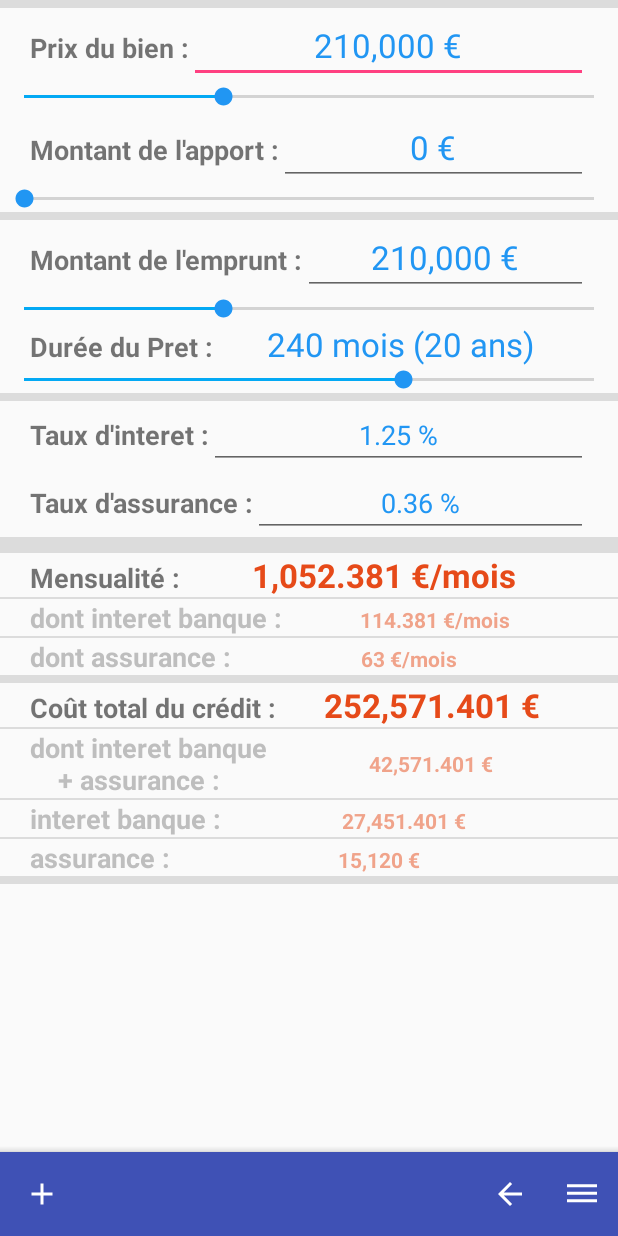
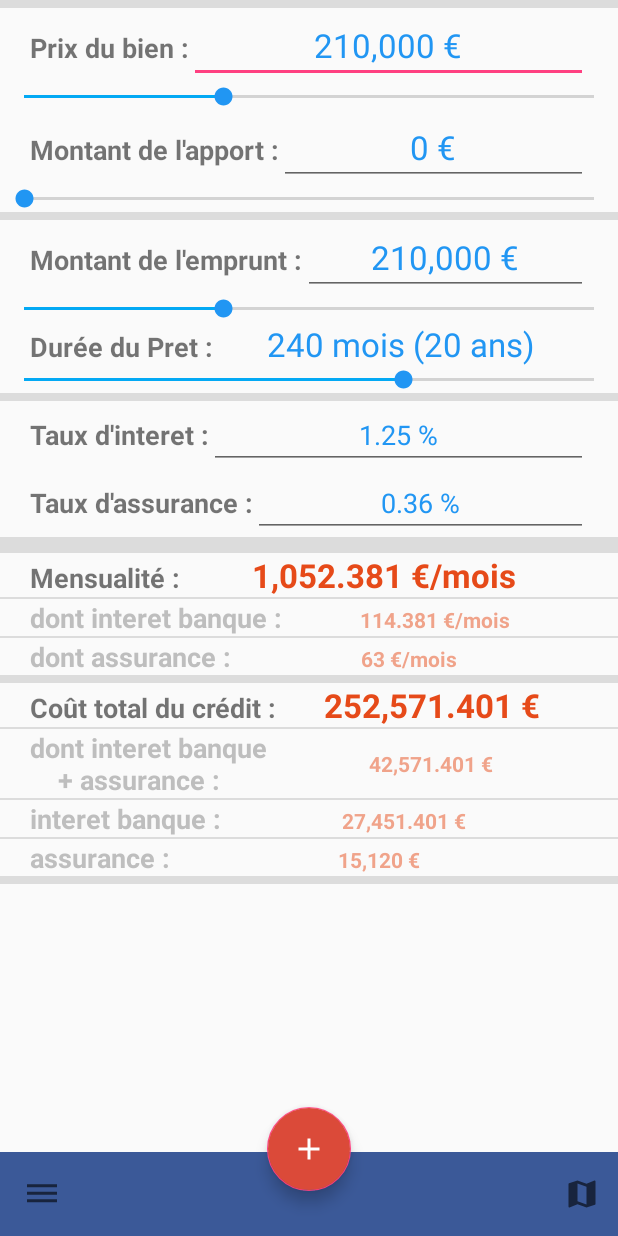
Before and after one commit to Doschembeck/OpenClassRooms_Projet-9, an Android app: the LoanSimulatorActivity screen opened directly, with no data from a screen before it, on a phone screen of 412 x 824 dp. Run offline under Robolectric (Android 15) with nearby library versions, the phone set to English and light mode, and no system bars; our stand-ins replace ButterKnife.

Commit message:
Update Toolbar

```diff
--- a/RealEstateManager/app/src/main/java/com/openclassrooms/realestatemanager/TODOLIST.java
+++ b/RealEstateManager/app/src/main/java/com/openclassrooms/realestatemanager/TODOLIST.java
@@ -2,8 +2,6 @@
 
 //todo: améliorer les UI de toutes les activity
 
-//todo: regler bug BottomAppBar
+//todo: ToolBar gerer les clicks, enelever la transparance et transformer toutes les activity en fragment
 
 //todo: remplacer les 2 floating button par une BottomAppBar
-
-//todo: faire l'UI de EditProperty
--- a/RealEstateManager/app/src/main/java/com/openclassrooms/realestatemanager/ui/activities/EditPropertyActivity.java
+++ b/RealEstateManager/app/src/main/java/com/openclassrooms/realestatemanager/ui/activities/EditPropertyActivity.java
@@ -100,8 +100,7 @@ public class EditPropertyActivity extends AppCompatActivity {
 
     // 2 - Configuring ViewModel
     private void configureViewModel(){
-        ViewModelFactory mViewModelFactory = Injection.provideViewModelFactory(this);
-        this.mViewModel = ViewModelProviders.of(this, mViewModelFactory).get(PropertyViewModel.class);
+        this.mViewModel = ViewModelProviders.of(this, Injection.provideViewModelFactory(this)).get(PropertyViewModel.class);
     }
 
     private void createProperty(Property property){
--- a/RealEstateManager/app/src/main/java/com/openclassrooms/realestatemanager/ui/activities/LoanSimulatorActivity.java
+++ b/RealEstateManager/app/src/main/java/com/openclassrooms/realestatemanager/ui/activities/LoanSimulatorActivity.java
@@ -42,6 +42,7 @@ public class LoanSimulatorActivity extends AppCompatActivity {
     @BindView(R.id.activity_loan_simulator_textview_cost_total_interest_and_insurance) TextView mTextViewCostTotalIinterestAndInsurance;
     @BindView(R.id.activity_loan_simulator_textview_cost_total_interest) TextView mTextViewCostTotalInterest;
     @BindView(R.id.activity_loan_simulator_textview_cost_total_insurance) TextView mTextViewCostTotalInsurance;
+    @BindView(R.id.activity_loan_simulator_toolbar) Toolbar mToolbar;
 
     private final int INTERVAL_SEEKBAR = 1000;
 
@@ -65,9 +66,9 @@ public class LoanSimulatorActivity extends AppCompatActivity {
         super.onCreate(savedInstanceState);
         setContentView(R.layout.activity_loan_simulator);
         ButterKnife.bind(this);
-//        setSupportActionBar(mToolbar);
+        setSupportActionBar(mToolbar);
 
-        configureBottomAppBar();
+//        configureBottomAppBar();
 
         setMaxSeekbar();
 
@@ -219,44 +220,18 @@ public class LoanSimulatorActivity extends AppCompatActivity {
 
     }
 
-    private void configureBottomAppBar(){
-        BottomAppBar bottomAppBar = findViewById(R.id.activity_loan_simulator_toolbar);
-
-        bottomAppBar.setNavigationOnClickListener(view -> {
-            // Handle navigation icon press
-
-        }); {
-        }
-
-        bottomAppBar.setOnMenuItemClickListener(item -> {
-            switch(item.getItemId()){
-                case R.id.menu_drawer:
-                    // todo: ouvrir le menu
-
-                    return true;
-                case R.id.action_back:
-                    onBackPressed();
-                    return true;
-            }
-            return false;
-        });
+    @Override
+    public boolean onCreateOptionsMenu(Menu menu) {
+        //2 - Inflate the menu and add it to the Toolbar
+        getMenuInflater().inflate(R.menu.menu_toolbar, menu);
+        return true;
     }
 
-
-//    @Override
-//    public boolean onCreateOptionsMenu(Menu menu) {
-//        //2 - Inflate the menu and add it to the Toolbar
-//        getMenuInflater().inflate(R.menu.menu_toolbar, menu);
-//        return true;
-//    }
-//
-//    @Override
-//    public boolean onOptionsItemSelected(MenuItem item) {
-//
-//        onBackPressed();
-//
-//        return super.onOptionsItemSelected(item);
-//    }
+    @Override
+    public boolean onOptionsItemSelected(MenuItem item) {
+        onBackPressed();
+        return super.onOptionsItemSelected(item);
+    }
 
     private void setMaxSeekbar(){
         mSeekBarCostProperty.setMax(600000 / INTERVAL_SEEKBAR);
--- a/RealEstateManager/app/src/main/res/layout/activity_loan_simulator.xml
+++ b/RealEstateManager/app/src/main/res/layout/activity_loan_simulator.xml
@@ -10,14 +10,25 @@
 
 
 <!--    todo: reparer probleme https://material.io/develop/android/components/app-bars-bottom -->
-    <com.google.android.material.bottomappbar.BottomAppBar
+    <androidx.appcompat.widget.Toolbar
         android:id="@+id/activity_loan_simulator_toolbar"
         android:layout_width="match_parent"
         android:layout_height="wrap_content"
         android:layout_gravity="bottom"
-        style="@style/Widget.MaterialComponents.BottomAppBar.Colored"
-        app:navigationIcon="@drawable/ic_baseline_add_24"
-        app:menu="@menu/menu_toolbar"/>
+        android:background="@color/blueFacebook"
+        app:title=" "
+        app:navigationIcon="@drawable/ic_baseline_dehaze_24"/>
+
+    <com.google.android.material.floatingactionbutton.FloatingActionButton
+        android:id="@+id/fab"
+        android:layout_width="wrap_content"
+        android:layout_height="wrap_content"
+        android:layout_marginBottom="30dp"
+        app:layout_anchorGravity="center"
+        app:layout_anchor="@id/activity_loan_simulator_toolbar"
+        android:src="@drawable/ic_baseline_add_24"
+        android:backgroundTint="@color/redGoogle"
+        app:tint="@android:color/white" />
 
     <ScrollView
             android:layout_width="match_parent"
--- a/RealEstateManager/app/src/main/res/menu/menu_toolbar.xml
+++ b/RealEstateManager/app/src/main/res/menu/menu_toolbar.xml
@@ -6,17 +6,9 @@
     <!--    Todo: a faire fonctionner   -->
 
     <item
-        android:id="@+id/action_back"
-        android:orderInCategory="100"
-        android:icon="@drawable/ic_baseline_arrow_back_24"
-        android:iconTint="#ffff"
-        android:title="back"
-        app:showAsAction="always" />
-
-    <item
         android:id="@+id/menu_drawer"
         android:orderInCategory="100"
-        android:icon="@drawable/ic_baseline_dehaze_24"
+        android:icon="@drawable/ic_baseline_map_24"
         android:iconTint="#ffff"
         android:title="menu_drawer"
         app:showAsAction="always" />
```
Also changed, not shown: RealEstateManager/app/src/main/java/com/openclassrooms/realestatemanager/ui/activities/SettingsActivity.java (+33 -0 lines), RealEstateManager/app/src/main/java/com/openclassrooms/realestatemanager/ui/fragments/ListView/ListViewFragment.java (+0 -13 lines), RealEstateManager/app/src/main/res/layout/activity_settings.xml (+7 -0 lines).
